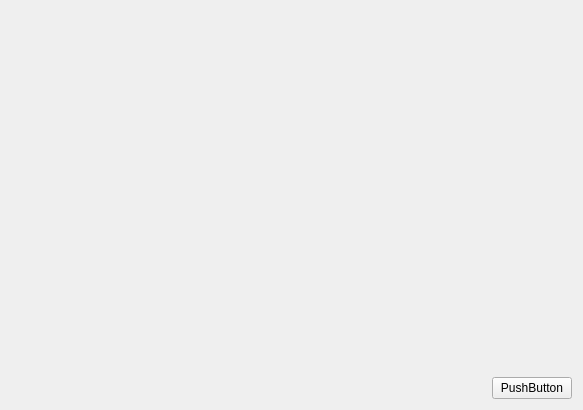
Qt form forms/parameteradjustmentwidget.ui (ratio-dd/PLC) before a commit.
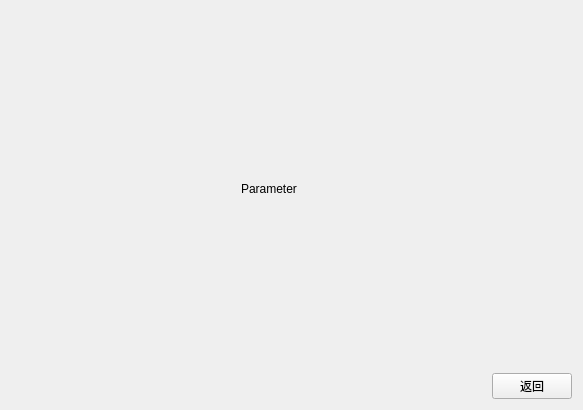
The same form after that commit.

Commit message: Create Serial Port Page & Refactor backButton

What changed in the file:
```diff
--- a/forms/parameteradjustmentwidget.ui
+++ b/forms/parameteradjustmentwidget.ui
@@ -19,6 +19,19 @@
      <property name="layoutDirection">
       <enum>Qt::RightToLeft</enum>
      </property>
+     <widget class="QLabel" name="label">
+      <property name="geometry">
+       <rect>
+        <x>230</x>
+        <y>170</y>
+        <width>131</width>
+        <height>16</height>
+       </rect>
+      </property>
+      <property name="text">
+       <string>Parameter</string>
+      </property>
+     </widget>
     </widget>
    </item>
    <item>
@@ -33,7 +46,7 @@
       <enum>Qt::RightToLeft</enum>
      </property>
      <property name="text">
-      <string>PushButton</string>
+      <string>返回</string>
      </property>
     </widget>
    </item>
```
The commit also changes 13 other files.
